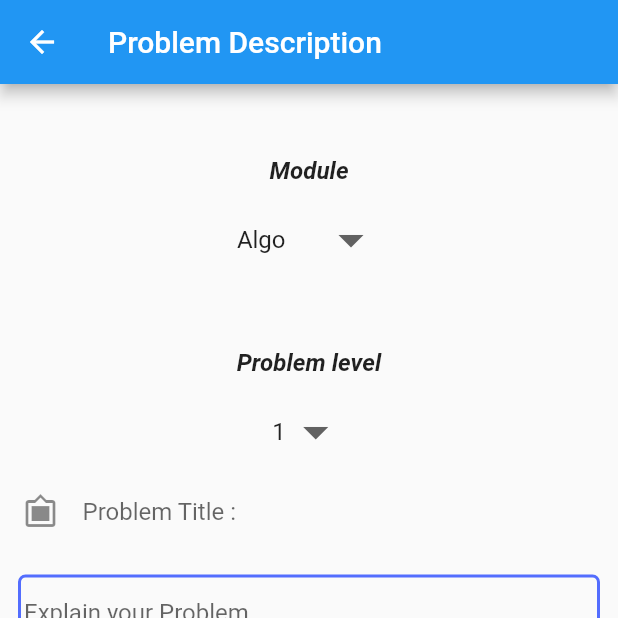
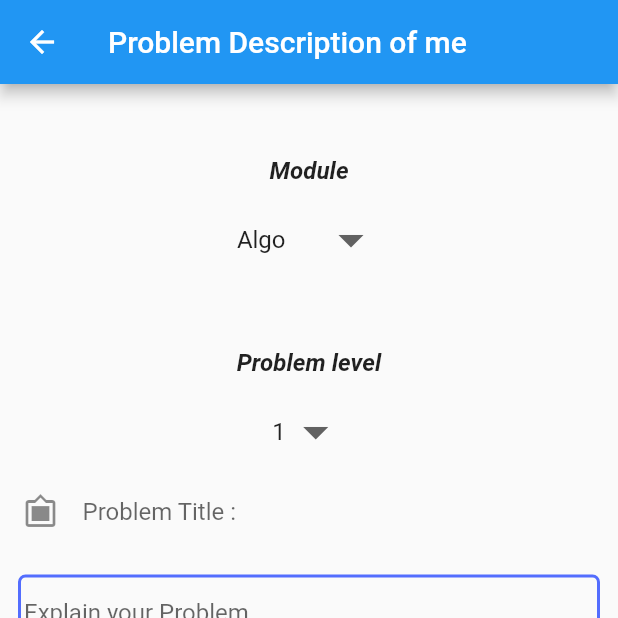
Before and after one commit to 0x-xsh/studentchat, a Flutter app: the screen it shows after launch, after a tap on the "add" icon, on a phone screen of 412 x 824 dp, the top half of it. Run offline on Flutter 3.47's test engine with Material 2 defaults, Android fonts, the phone set to English and light mode, and no system bars.

Commit message:
my change

```diff
--- a/lib/NewProblem.dart
+++ b/lib/NewProblem.dart
@@ -25,7 +25,7 @@ class appState extends State<app> {
             Navigator.of(context).pop();
           }, child: Icon(
               Icons.arrow_back)),
-          title: Text('Problem Description'),
+          title: Text('Problem Description of me'),
         ),
         body: SingleChildScrollView(
           child: Column(children: <Widget>[
```
